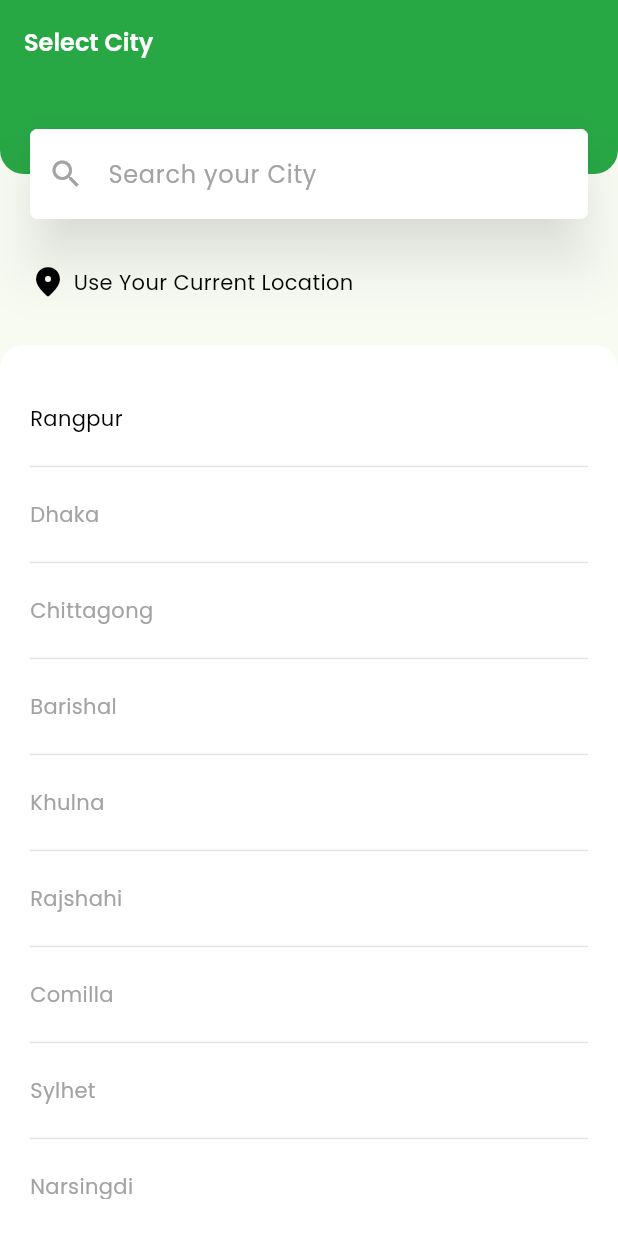
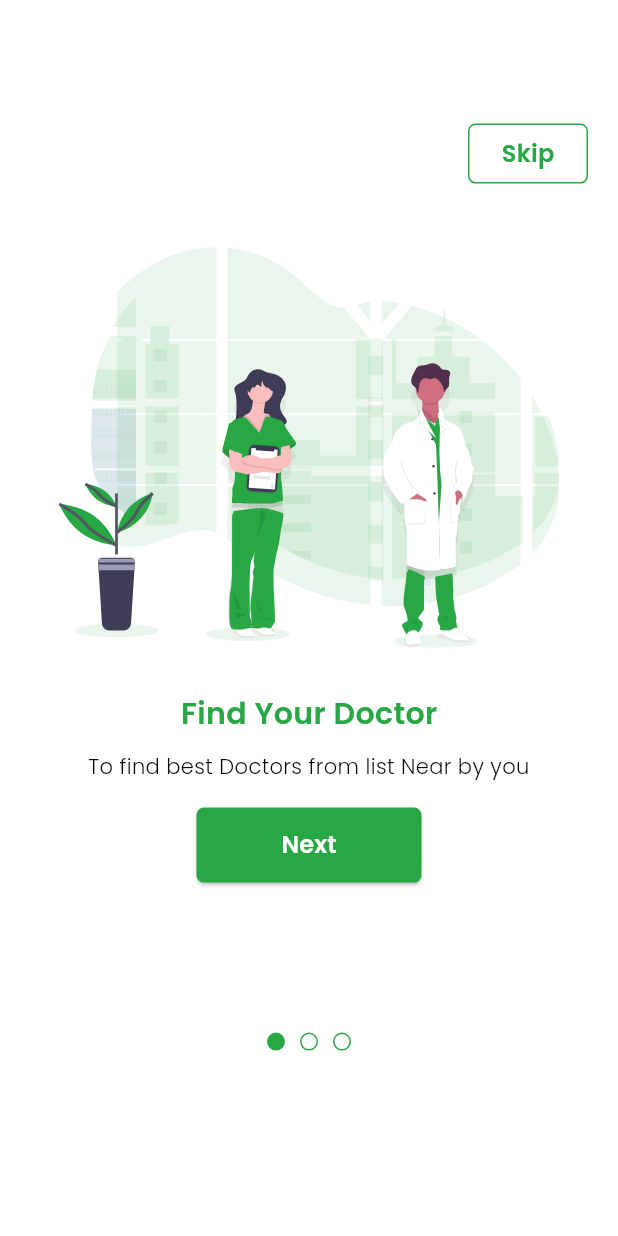
Before and after one commit to shiponirfan/care_plus, a Flutter app: the screen it shows after launch, after a tap on "Rangpur", on a phone screen of 412 x 824 dp. Run offline on Flutter 3.47's test engine with Material 3 defaults, Android fonts, the phone set to English and light mode, and no system bars; our stand-ins replace flutter_svg, google_fonts.

Commit message:
Onboarding Screen Added

```diff
--- a/lib/app/app.dart
+++ b/lib/app/app.dart
@@ -1,4 +1,5 @@
 import 'package:care_plus/app/app_theme_data.dart';
+import 'package:care_plus/features/onboarding/ui/screens/onboarding_screen.dart';
 import 'package:care_plus/features/onboarding/ui/screens/select_city_screen.dart';
 import 'package:care_plus/features/onboarding/ui/screens/splash_screen.dart';
 import 'package:flutter/material.dart';
@@ -19,6 +20,8 @@ class CarePlusApp extends StatelessWidget {
           route = const SplashScreen();
         } else if (settings.name == SelectCityScreen.name) {
           route = const SelectCityScreen();
+        } else if (settings.name == OnboardingScreen.name) {
+          route = const OnboardingScreen();
         }
         return MaterialPageRoute(
           builder: (context) {
--- a/lib/app/app_constants.dart
+++ b/lib/app/app_constants.dart
@@ -18,4 +18,22 @@ class AppConstants {
     'Sylhet',
     'Narsingdi',
   ];
+
+  static List<Map> onBoardingList = [
+    {
+      'img': 'assets/images/Onboarding1.svg',
+      'title': 'Find Your Doctor',
+      'subtitle': 'To find best Doctors from list Near by you'
+    },
+    {
+      'img': 'assets/images/Onboarding2.svg',
+      'title': 'Easily Available',
+      'subtitle': 'Easily  book appointment of specialist Doctors'
+    },
+    {
+      'img': 'assets/images/Onboarding3.svg',
+      'title': 'Full Satisfaction',
+      'subtitle': 'Get full satisfaction of your Problems'
+    },
+  ];
 }
--- a/lib/app/app_theme_data.dart
+++ b/lib/app/app_theme_data.dart
@@ -5,11 +5,20 @@ import 'package:google_fonts/google_fonts.dart';
 class AppThemeData {
   static ThemeData get lightThemeData {
     return ThemeData(
-      colorSchemeSeed: AppColors.themeColor,
+        colorSchemeSeed: AppColors.themeColor,
         fontFamily: GoogleFonts.poppins().fontFamily,
         appBarTheme: const AppBarTheme(
           scrolledUnderElevation: 0,
         ),
+        elevatedButtonTheme: ElevatedButtonThemeData(
+            style: ElevatedButton.styleFrom(
+          backgroundColor: AppColors.themeColor,
+          foregroundColor: Colors.white,
+          shape: RoundedRectangleBorder(
+            borderRadius: BorderRadius.circular(5),
+          ),
+          minimumSize: const Size(double.infinity, 50),
+        )),
         inputDecorationTheme: InputDecorationTheme(
           border: OutlineInputBorder(
               borderRadius: BorderRadius.circular(5),
--- /dev/null
+++ b/lib/features/onboarding/ui/screens/onboarding_screen.dart
@@ -0,0 +1,163 @@
+import 'package:care_plus/app/app_colors.dart';
+import 'package:care_plus/app/app_constants.dart';
+import 'package:flutter/material.dart';
+import 'package:flutter_svg/svg.dart';
+
+class OnboardingScreen extends StatefulWidget {
+  const OnboardingScreen({super.key});
+
+  static String name = '/onboarding';
+
+  @override
+  State<OnboardingScreen> createState() => _OnboardingScreenState();
+}
+
+class _OnboardingScreenState extends State<OnboardingScreen> {
+  final PageController _pageController = PageController();
+  int _currentPage = 0;
+
+  @override
+  Widget build(BuildContext context) {
+    Size mediaQuery = MediaQuery.of(context).size;
+    return Scaffold(
+      backgroundColor: Colors.white,
+      body: Stack(
+        children: [
+          PageView.builder(
+            controller: _pageController,
+            onPageChanged: (value) {
+              setState(() {
+                _currentPage = value;
+              });
+            },
+            itemBuilder: (context, index) {
+              final item = AppConstants.onBoardingList[index];
+              return Column(
+                children: [
+                  SizedBox(
+                    height: mediaQuery.width * 0.4,
+                  ),
+                  SvgPicture.asset(item['img']),
+                  const SizedBox(
+                    height: 30,
+                  ),
+                  Text(
+                    item['title'],
+                    style: const TextStyle(
+                      fontSize: 20,
+                      fontWeight: FontWeight.w600,
+                      color: AppColors.themeColor,
+                    ),
+                  ),
+                  const SizedBox(
+                    height: 10,
+                  ),
+                  Text(
+                    item['subtitle'],
+                    style: const TextStyle(
+                      fontWeight: FontWeight.w300,
+                      color: AppColors.primaryTextColor,
+                    ),
+                    textAlign: TextAlign.center,
+                  ),
+                ],
+              );
+            },
+            itemCount: AppConstants.onBoardingList.length,
+          ),
+          Column(
+            children: [
+              SizedBox(
+                height: mediaQuery.width * 0.2,
+              ),
+              Padding(
+                padding: const EdgeInsets.symmetric(horizontal: 20),
+                child: Row(
+                  mainAxisAlignment: MainAxisAlignment.end,
+                  children: [
+                    InkWell(
+                      onTap: () {
+                        _moveToNextScreen();
+                      },
+                      child: Container(
+                        width: 80,
+                        height: 40,
+                        alignment: Alignment.center,
+                        decoration: BoxDecoration(
+                            borderRadius: BorderRadius.circular(5),
+                            border: Border.all(
+                              color: AppColors.themeColor,
+                            )),
+                        child: const Text(
+                          'Skip',
+                          style: TextStyle(
+                              fontSize: 16,
+                              fontWeight: FontWeight.w600,
+                              color: AppColors.themeColor),
+                        ),
+                      ),
+                    ),
+                  ],
+                ),
+              ),
+              const Spacer(),
+              ElevatedButton(
+                onPressed: () {
+                  if (_currentPage < AppConstants.onBoardingList.length - 1) {
+                    setState(() {
+                      _currentPage += 1;
+                      _pageController.animateToPage(_currentPage,
+                          duration: const Duration(milliseconds: 200),
+                          curve: Curves.bounceInOut);
+                    });
+                  } else {
+                    _moveToNextScreen();
+                  }
+                },
+                style: ElevatedButton.styleFrom(
+                  minimumSize: const Size(150, 50),
+                ),
+                child: const Text(
+                  'Next',
+                  style: TextStyle(
+                    fontSize: 16,
+                    fontWeight: FontWeight.w600,
+                  ),
+                ),
+              ),
+              const SizedBox(
+                height: 100,
+              ),
+              Row(
+                mainAxisAlignment: MainAxisAlignment.center,
+                children: AppConstants.onBoardingList.map((element) {
+                  int index = AppConstants.onBoardingList.indexOf(element);
+                  return Container(
+                    margin: const EdgeInsets.symmetric(horizontal: 5),
+                    width: 12,
+                    height: 12,
+                    decoration: BoxDecoration(
+                        color: _currentPage == index
+                            ? AppColors.themeColor
+                            : Colors.white,
+                        shape: BoxShape.circle,
+                        border: Border.all(
+                          color: AppColors.themeColor,
+                        )),
+                  );
+                }).toList(),
+              ),
+              SizedBox(
+                height: mediaQuery.width * 0.3,
+              ),
+            ],
+          )
+        ],
+      ),
+    );
+  }
+
+  void _moveToNextScreen() {
+    // Navigator.pushNamed(context, '/select-city');
+  }
+}
--- a/lib/features/onboarding/ui/screens/select_city_screen.dart
+++ b/lib/features/onboarding/ui/screens/select_city_screen.dart
@@ -1,5 +1,6 @@
 import 'package:care_plus/app/app_colors.dart';
 import 'package:care_plus/app/app_constants.dart';
+import 'package:care_plus/features/onboarding/ui/screens/onboarding_screen.dart';
 import 'package:flutter/material.dart';
 
 class SelectCityScreen extends StatefulWidget {
@@ -67,6 +68,7 @@ class _SelectCityScreenState extends State<SelectCityScreen> {
                       onTap: () {
                         selectedCity = index;
                         setState(() {});
+                        Navigator.pushNamed(context, OnboardingScreen.name);
                       },
                       child: Padding(
                         padding: const EdgeInsets.symmetric(vertical: 14),
```
